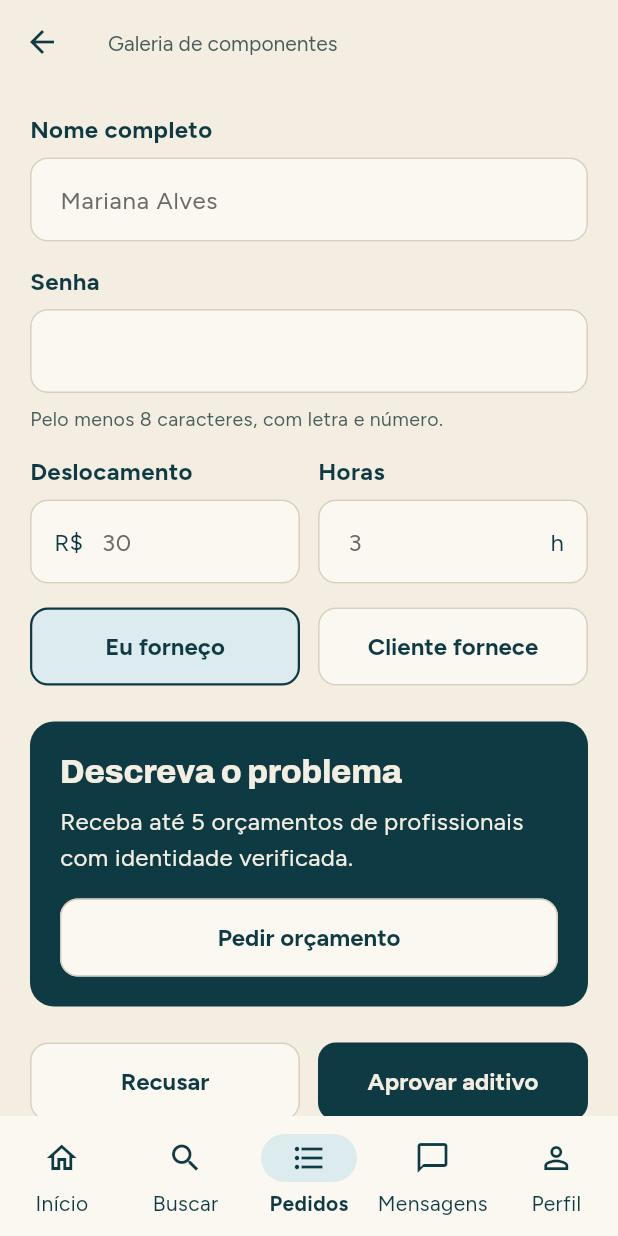
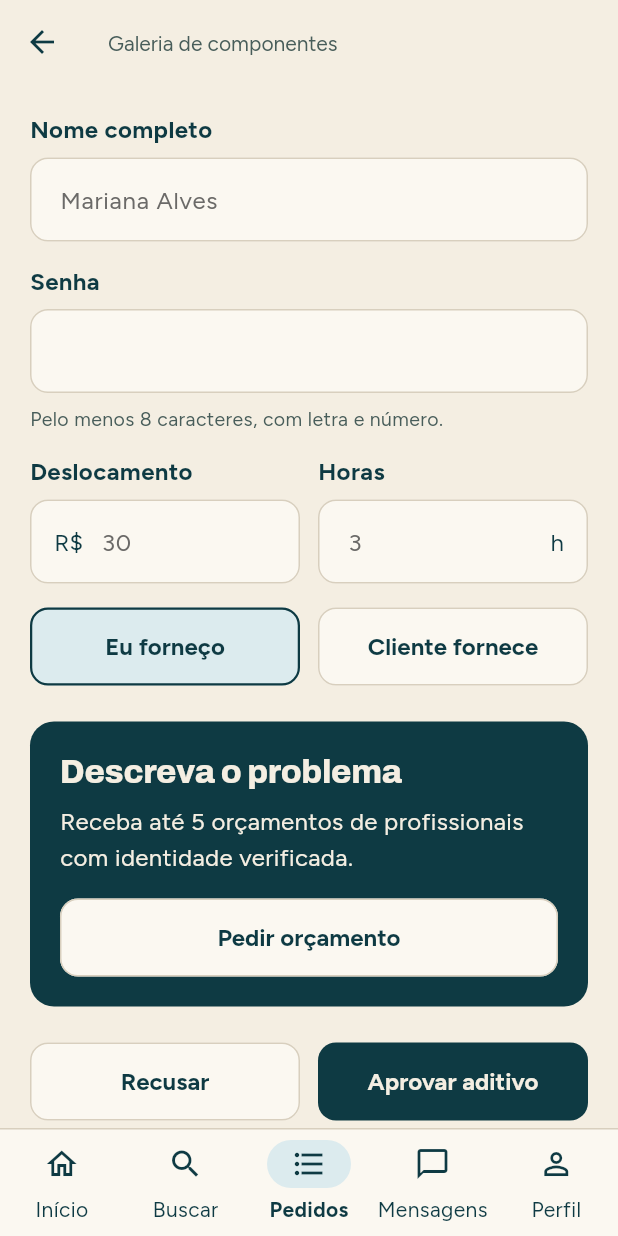
Before and after one commit to feitolabs/Trato, a Flutter app: the GaleriaComponentes screen opened directly, scrolled down 576 dp, on a phone screen of 412 x 824 dp. Run offline on Flutter 3.47's test engine with Material 3 defaults, Android fonts, the phone set to English and light mode, and no system bars.

Commit message:
feat: responsividade do app (F2.4)
- faixas pequeno/celular/tablet, margem por faixa e largura máxima 560 no tablet
- escala de fonte do sistema limitada a 0,9–1,3
- barra de abas própria (rótulo não quebra); botões e rótulos em uma linha
- testes sem estouro em 5 tamanhos x 2 escalas e goldens de tablet e fonte grande

Co-Authored-By: Claude Opus 5.5 <noreply@anthropic.com>

```diff
--- a/app/lib/componentes/barra_abas.dart
+++ b/app/lib/componentes/barra_abas.dart
@@ -28,6 +28,7 @@ const abasProfissional = [
 ];
 
 /// Barra inferior: aba ativa com pílula azul-suave atrás do ícone e rótulo em negrito.
+/// Feita à mão (e não com NavigationBar) para o rótulo nunca quebrar em duas linhas.
 class BarraAbasTrato extends StatelessWidget {
   const BarraAbasTrato({
     super.key,
@@ -42,31 +43,81 @@ class BarraAbasTrato extends StatelessWidget {
 
   @override
   Widget build(BuildContext context) {
-    return NavigationBarTheme(
-      data: NavigationBarThemeData(
-        backgroundColor: CoresTrato.superficie,
-        indicatorColor: CoresTrato.azulSuave,
-        surfaceTintColor: Colors.transparent,
-        iconTheme: const WidgetStatePropertyAll(IconThemeData(color: CoresTrato.petroleo)),
-        labelTextStyle: WidgetStateProperty.resolveWith(
-          (estados) => estados.contains(WidgetState.selected)
-              ? TipografiaTrato.corpoPequeno.copyWith(
-                  fontWeight: FontWeight.w700,
-                  fontVariations: const [FontVariation('wght', 700)],
-                )
-              : TipografiaTrato.corpoPequeno,
+    // Cinco abas dividem a largura: a barra ignora escala de fonte acima de 1,0
+    // (como as barras nativas de iOS e Android) e o rótulo encolhe se ainda faltar espaço.
+    final midia = MediaQuery.of(context);
+    return MediaQuery(
+      data: midia.copyWith(textScaler: midia.textScaler.clamp(maxScaleFactor: 1)),
+      child: DecoratedBox(
+        decoration: const BoxDecoration(
+          color: CoresTrato.superficie,
+          border: Border(top: BorderSide(color: CoresTrato.borda)),
+        ),
+        child: SafeArea(
+          top: false,
+          child: Padding(
+            padding: const EdgeInsets.symmetric(vertical: EspacosTrato.x2),
+            child: Row(
+              children: [
+                for (var i = 0; i < abas.length; i++)
+                  Expanded(
+                    child: _ItemAba(
+                      aba: abas[i],
+                      selecionada: i == indiceAtual,
+                      aoTocar: () => aoSelecionar(i),
+                    ),
+                  ),
+              ],
+            ),
+          ),
         ),
       ),
-      child: DecoratedBox(
-        decoration: const BoxDecoration(
-          border: Border(top: BorderSide(color: CoresTrato.borda)),
-        ),
-        child: NavigationBar(
-          selectedIndex: indiceAtual,
-          onDestinationSelected: aoSelecionar,
-          destinations: [
-            for (final aba in abas)
-              NavigationDestination(icon: Icon(aba.icone), label: aba.rotulo),
+    );
+  }
+}
+
+class _ItemAba extends StatelessWidget {
+  const _ItemAba({required this.aba, required this.selecionada, required this.aoTocar});
+
+  final AbaTrato aba;
+  final bool selecionada;
+  final VoidCallback aoTocar;
+
+  @override
+  Widget build(BuildContext context) {
+    final estilo = selecionada
+        ? TipografiaTrato.corpoPequeno.copyWith(
+            fontWeight: FontWeight.w700,
+            fontVariations: const [FontVariation('wght', 700)],
+          )
+        : TipografiaTrato.corpoPequeno;
+    return Semantics(
+      selected: selecionada,
+      button: true,
+      child: InkResponse(
+        onTap: aoTocar,
+        radius: 32,
+        child: Column(
+          mainAxisSize: MainAxisSize.min,
+          children: [
+            AnimatedContainer(
+              duration: const Duration(milliseconds: 200),
+              width: 56,
+              height: 32,
+              decoration: BoxDecoration(
+                color: selecionada ? CoresTrato.azulSuave : CoresTrato.superficie,
+                borderRadius: BorderRadius.circular(EspacosTrato.raioPilula),
+              ),
+              child: Icon(aba.icone, color: CoresTrato.petroleo),
+            ),
+            const SizedBox(height: EspacosTrato.x1),
+            Padding(
+              padding: const EdgeInsets.symmetric(horizontal: 2),
+              child: FittedBox(
+                fit: BoxFit.scaleDown,
+                child: Text(aba.rotulo, style: estilo, maxLines: 1),
+              ),
+            ),
           ],
         ),
       ),
--- a/app/lib/componentes/botoes.dart
+++ b/app/lib/componentes/botoes.dart
@@ -87,14 +87,19 @@ class _ConteudoBotao extends StatelessWidget {
         child: CircularProgressIndicator(strokeWidth: 2),
       );
     }
-    if (icone == null) return Text(texto);
-    return Row(
-      mainAxisSize: MainAxisSize.min,
-      children: [
-        Icon(icone, size: EspacosTrato.x5),
-        const SizedBox(width: EspacosTrato.x2),
-        Flexible(child: Text(texto, overflow: TextOverflow.ellipsis)),
-      ],
+    // Botão tem altura fixa: em tela estreita com fonte grande o texto encolhe em vez de quebrar.
+    return FittedBox(
+      fit: BoxFit.scaleDown,
+      child: icone == null
+          ? Text(texto, maxLines: 1)
+          : Row(
+              mainAxisSize: MainAxisSize.min,
+              children: [
+                Icon(icone, size: EspacosTrato.x5),
+                const SizedBox(width: EspacosTrato.x2),
+                Text(texto, maxLines: 1),
+              ],
+            ),
     );
   }
 }
--- a/app/lib/componentes/campo.dart
+++ b/app/lib/componentes/campo.dart
@@ -44,7 +44,12 @@ class CampoTrato extends StatelessWidget {
       crossAxisAlignment: CrossAxisAlignment.start,
       mainAxisSize: MainAxisSize.min,
       children: [
-        Text(rotulo, style: TipografiaTrato.corpoForte),
+        // Rótulo em uma linha só: encolhe em colunas estreitas em vez de quebrar a palavra.
+        FittedBox(
+          fit: BoxFit.scaleDown,
+          alignment: Alignment.centerLeft,
+          child: Text(rotulo, style: TipografiaTrato.corpoForte, maxLines: 1),
+        ),
         const SizedBox(height: EspacosTrato.x2),
         TextField(
           controller: controlador,
--- a/app/lib/componentes/cartao.dart
+++ b/app/lib/componentes/cartao.dart
@@ -33,9 +33,8 @@ class CartaoTrato extends StatelessWidget {
       color: escuro ? CoresTrato.petroleo : null,
       shape: escuro ? RoundedRectangleBorder(borderRadius: raio) : null,
       clipBehavior: Clip.antiAlias,
-      child: aoTocar == null
-          ? conteudo
-          : InkWell(onTap: aoTocar, borderRadius: raio, child: conteudo),
+      child:
+          aoTocar == null ? conteudo : InkWell(onTap: aoTocar, borderRadius: raio, child: conteudo),
     );
   }
 }
--- a/app/lib/galeria/galeria_componentes.dart
+++ b/app/lib/galeria/galeria_componentes.dart
@@ -26,8 +26,11 @@ class _GaleriaComponentesState extends State<GaleriaComponentes> {
         indiceAtual: _aba,
         aoSelecionar: (i) => setState(() => _aba = i),
       ),
-      body: ListView(
-        padding: const EdgeInsets.all(EspacosTrato.margemTela),
+      body: SingleChildScrollView(
+        padding: const EdgeInsets.symmetric(vertical: EspacosTrato.margemTela),
+        child: ConteudoResponsivo(
+          child: Column(
+            crossAxisAlignment: CrossAxisAlignment.stretch,
             children: [
               Text('Seus pedidos', style: TipografiaTrato.tituloGrande),
               vao,
@@ -40,10 +43,12 @@ class _GaleriaComponentesState extends State<GaleriaComponentes> {
                     const SizedBox(height: EspacosTrato.x1),
                     Text(
                       'Carlos Mendes · hoje, 14h',
-                  style: TipografiaTrato.corpoPequeno.copyWith(color: CoresTrato.textoSecundario),
+                      style:
+                          TipografiaTrato.corpoPequeno.copyWith(color: CoresTrato.textoSecundario),
                     ),
                     const SizedBox(height: EspacosTrato.x2),
-                const ChipStatus(texto: 'Em execução · pagamento retido', tipo: TipoStatus.info),
+                    const ChipStatus(
+                        texto: 'Em execução · pagamento retido', tipo: TipoStatus.info),
                   ],
                 ),
               ),
@@ -156,6 +161,8 @@ class _GaleriaComponentesState extends State<GaleriaComponentes> {
               Center(child: BotaoLink(texto: 'Já tenho conta', aoTocar: () {})),
             ],
           ),
+        ),
+      ),
     );
   }
 }
--- a/app/lib/main.dart
+++ b/app/lib/main.dart
@@ -19,6 +19,7 @@ class TratoApp extends StatelessWidget {
       title: 'Trato',
       debugShowCheckedModeBanner: false,
       theme: TemaTrato.claro,
+      builder: (context, filho) => EscalaFonteLimitada(child: filho!),
       home: _mostrarGaleria ? const GaleriaComponentes() : const TelaInicial(),
     );
   }
@@ -34,22 +35,28 @@ class TelaInicial extends StatelessWidget {
       backgroundColor: CoresTrato.petroleo,
       body: SafeArea(
         child: Center(
+          child: ConteudoResponsivo(
             child: Column(
               mainAxisSize: MainAxisSize.min,
               children: [
-              Text(
+                FittedBox(
+                  fit: BoxFit.scaleDown,
+                  child: Text(
                     'Trato',
                     style: TipografiaTrato.marca.copyWith(color: CoresTrato.creme),
+                  ),
                 ),
                 const SizedBox(height: EspacosTrato.x4),
                 Text(
                   'Serviço feito, dinheiro liberado.',
+                  textAlign: TextAlign.center,
                   style: TipografiaTrato.lema.copyWith(color: CoresTrato.logoAzulClaro),
                 ),
               ],
             ),
           ),
         ),
+      ),
     );
   }
 }
--- /dev/null
+++ b/app/lib/tema/responsivo.dart
@@ -0,0 +1,87 @@
+import 'package:flutter/widgets.dart';
+
+import 'espacos.dart';
+
+/// Faixas de largura de tela (dp). O protótipo foi desenhado em 390.
+enum TamanhoTela {
+  /// Até 359 dp (ex.: iPhone SE 1ª geração, Androids compactos).
+  pequeno,
+
+  /// 360 a 599 dp: a maioria dos celulares.
+  celular,
+
+  /// 600 dp ou mais: tablets e celulares dobráveis abertos.
+  tablet;
+
+  static const limitePequeno = 360.0;
+  static const limiteTablet = 600.0;
+
+  static TamanhoTela daLargura(double largura) {
+    if (largura < limitePequeno) return pequeno;
+    if (largura < limiteTablet) return celular;
+    return tablet;
+  }
+
+  static TamanhoTela de(BuildContext context) => daLargura(MediaQuery.sizeOf(context).width);
+}
+
+abstract final class Responsivo {
+  /// Largura máxima do conteúdo no tablet: mantém a leitura no tamanho do protótipo.
+  static const larguraMaximaConteudo = 560.0;
+
+  /// Faixa de escala de fonte aceita. Respeita a acessibilidade do aparelho,
+  /// mas limita para o layout não quebrar.
+  static const escalaFonteMinima = 0.9;
+  static const escalaFonteMaxima = 1.3;
+
+  static double margemLateral(TamanhoTela tamanho) => switch (tamanho) {
+        TamanhoTela.pequeno => EspacosTrato.margemTelaDensa,
+        TamanhoTela.celular => EspacosTrato.margemTela,
+        TamanhoTela.tablet => EspacosTrato.x8,
+      };
+}
+
+/// Envolve o app: limita a escala de fonte do sistema à faixa suportada.
+class EscalaFonteLimitada extends StatelessWidget {
+  const EscalaFonteLimitada({super.key, required this.child});
+
+  final Widget child;
+
+  @override
+  Widget build(BuildContext context) {
+    final midia = MediaQuery.of(context);
+    return MediaQuery(
+      data: midia.copyWith(
+        textScaler: midia.textScaler.clamp(
+          minScaleFactor: Responsivo.escalaFonteMinima,
+          maxScaleFactor: Responsivo.escalaFonteMaxima,
+        ),
+      ),
+      child: child,
+    );
+  }
+}
+
+/// Centraliza o conteúdo da tela e aplica a margem lateral do tamanho atual.
+/// No tablet, o conteúdo fica com no máximo [Responsivo.larguraMaximaConteudo].
+class ConteudoResponsivo extends StatelessWidget {
+  const ConteudoResponsivo({super.key, required this.child, this.comMargem = true});
+
+  final Widget child;
+  final bool comMargem;
+
+  @override
+  Widget build(BuildContext context) {
+    final margem = comMargem ? Responsivo.margemLateral(TamanhoTela.de(context)) : 0.0;
+    return Align(
+      alignment: Alignment.topCenter,
+      child: ConstrainedBox(
+        constraints: BoxConstraints(maxWidth: Responsivo.larguraMaximaConteudo + margem * 2),
+        child: Padding(
+          padding: EdgeInsets.symmetric(horizontal: margem),
+          child: child,
+        ),
+      ),
+    );
+  }
+}
--- a/app/lib/tema/tema.dart
+++ b/app/lib/tema/tema.dart
@@ -6,6 +6,7 @@ import 'tipografia.dart';
 
 export 'cores.dart';
 export 'espacos.dart';
+export 'responsivo.dart';
 export 'tipografia.dart';
 
 /// Tema Material do Trato, montado só com os tokens do protótipo.
```
Also changed, not shown: 12 other files. Lines whose indentation alone changed are shown as unchanged.
